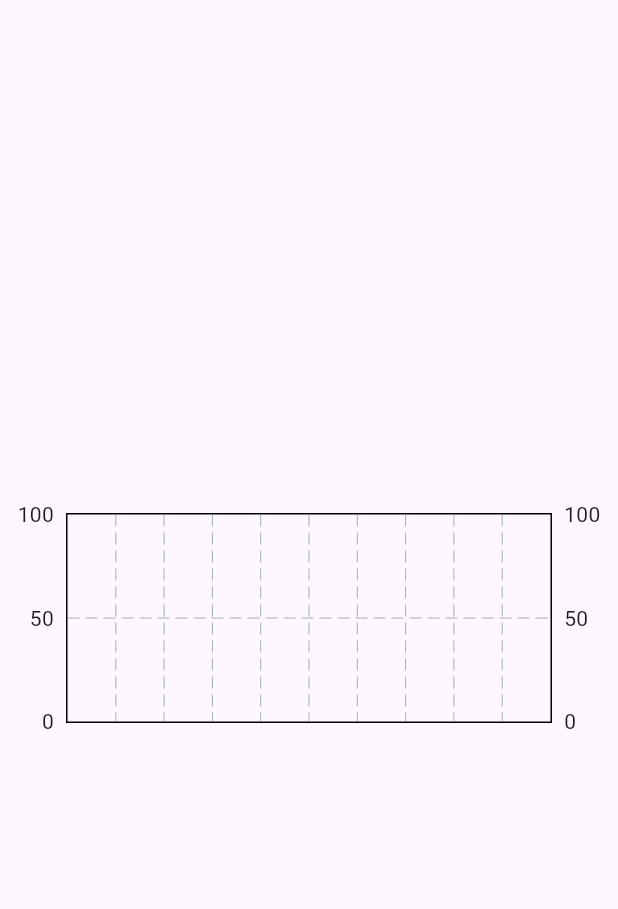
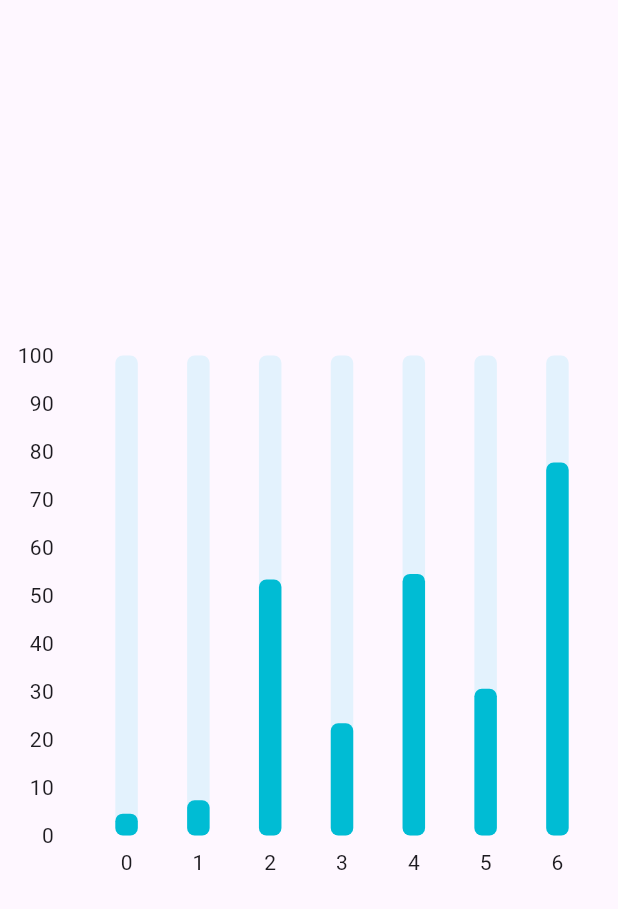
Before and after one commit to venky152005/bar-chart, a Flutter app: the screen it shows after launch, on a phone screen of 412 x 824 dp. Shown: the top 909 px of the screen. Run offline on Flutter 3.47's test engine with Material 3 defaults, Android fonts, the light colour scheme and no system bars; drawn by our look-alikes of fl_chart.

Commit message:
bar chart

```diff
--- a/lib/bar graph/bar_graph.dart
+++ b/lib/bar graph/bar_graph.dart
@@ -23,11 +23,39 @@ class MyBarGraph extends StatelessWidget {
       satamount: weeksummary[6],
     );
     mybarData.intializeBarData();
-
     return BarChart(
       BarChartData(
+        gridData: const FlGridData(show: false),
+        borderData: FlBorderData(show: false),
+        titlesData: const FlTitlesData(
+          show: true,
+          rightTitles: AxisTitles(
+            sideTitles: SideTitles(showTitles: false),
+          ),
+          topTitles: AxisTitles(
+            sideTitles: SideTitles(showTitles: false),
+          ),
+        ),
         maxY: 100,
         minY: 0,
+        barGroups: mybarData.barData
+            .map(
+              (data) => BarChartGroupData(
+                x: data.x,
+                barRods: [
+                  BarChartRodData(
+                      toY: data.y,
+                      borderRadius: BorderRadius.circular(5),
+                      width: 15,
+                      backDrawRodData: BackgroundBarChartRodData(
+                        show: true,
+                        toY: 100,
+                        color: Colors.blue[50],
+                      )),
+                ],
+              ),
+            )
+            .toList(),
       ),
     );
   }
--- a/lib/homepage.dart
+++ b/lib/homepage.dart
@@ -20,7 +20,7 @@ class Homepage extends StatelessWidget {
     return Scaffold(
       body: Center(
         child: SizedBox(
-          height: 200,
+          height: 350,
           child: MyBarGraph(
             weeksummary: weeksummary,
           ),
```
Also changed, not shown: lib/bar graph/bar_data.dart (+6 -6 lines).
